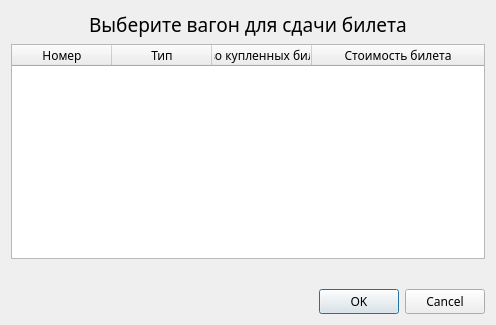
First picture: the form in dialog_handoverticket.ui, repository zloysergunya/IS_Airport, before the edit.
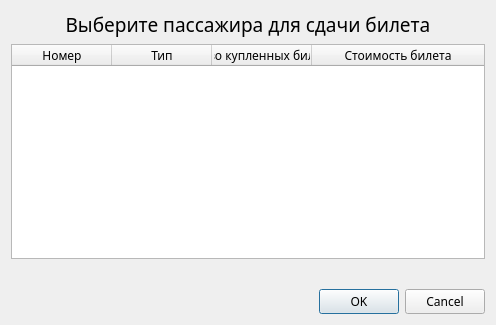
Second picture: the form after the edit.

Patch:
```diff
--- a/dialog_handoverticket.ui
+++ b/dialog_handoverticket.ui
@@ -28,7 +28,7 @@
       </font>
      </property>
      <property name="text">
-      <string>Выберите вагон для сдачи билета</string>
+      <string>Выберите пассажира для сдачи билета</string>
      </property>
      <property name="alignment">
       <set>Qt::AlignCenter</set>
```
